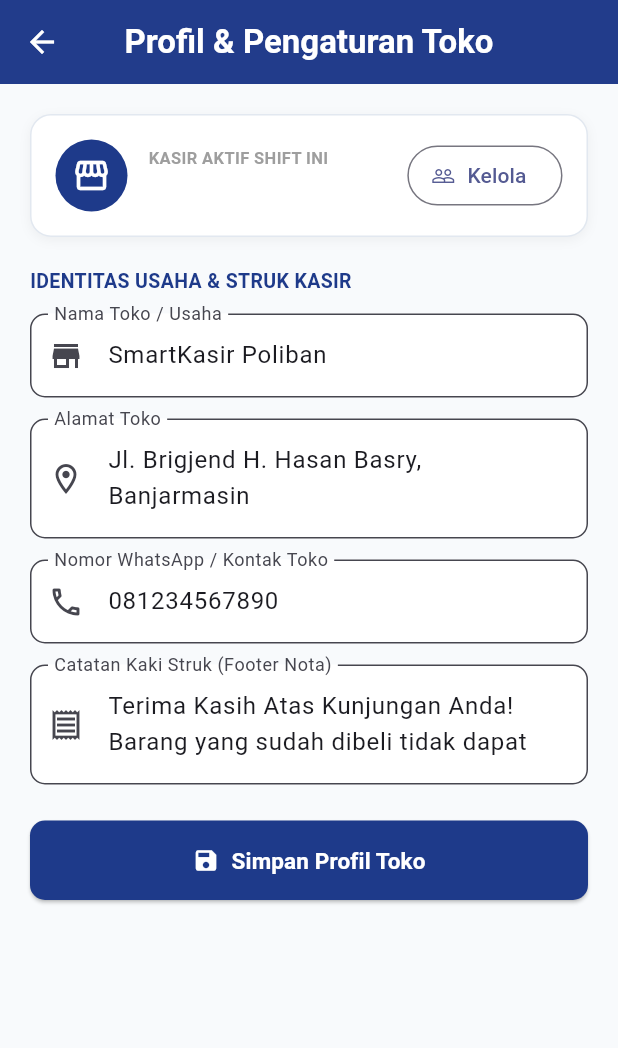
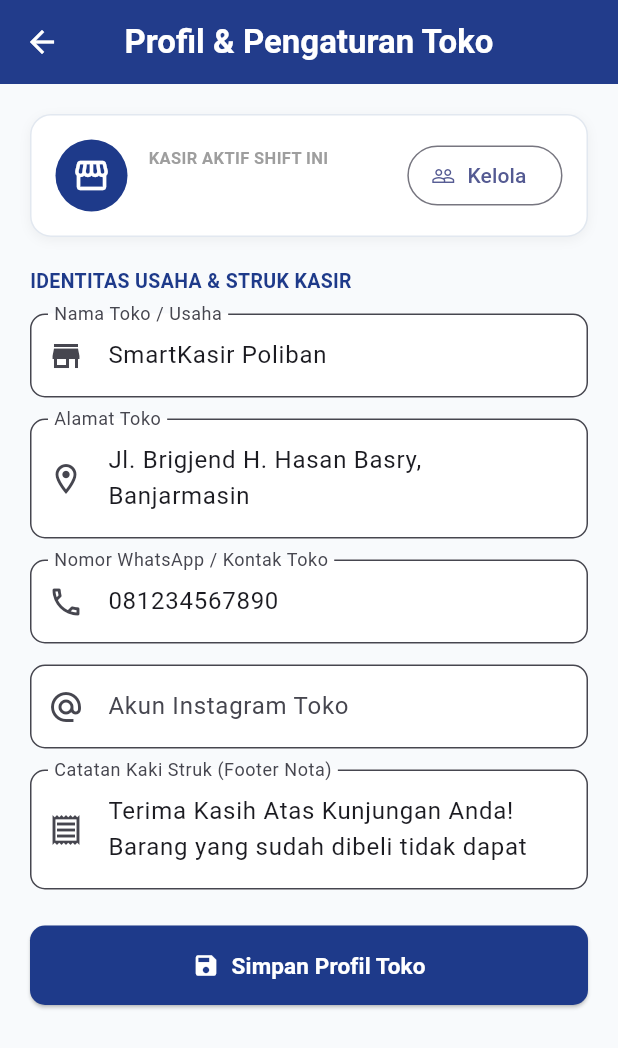
Before and after one commit to tsurayaaqila-collab/smartkasir_app-e030424088-1--Tsuraya-Aqila-Mulya, a Flutter app: the ProfilTokoPage screen opened directly, on a phone screen of 412 x 824 dp. Shown: the top 1048 px of the screen. Run offline on Flutter 3.47's test engine with Material 3 defaults, Android fonts, the phone set to English and light mode, and no system bars; our stand-ins replace shared_preferences, sqflite, sqflite_common_ffi, sqflite_common_ffi_web; accounts and stored records are empty.

Commit message:
live tweak

```diff
--- a/lib/pages/kelola_karyawan_page.dart
+++ b/lib/pages/kelola_karyawan_page.dart
@@ -129,6 +129,9 @@ class _KelolaKaryawanPageState extends State<KelolaKaryawanPage> {
     } else if (peran == 'Admin') {
       bg = Colors.blue.shade100;
       fg = Colors.blue.shade900;
+    } else if (peran == 'Supervisor') {
+      bg = Colors.purple.shade100;
+      fg = Colors.purple.shade900;
     } else {
       bg = Colors.green.shade100;
       fg = Colors.green.shade900;
--- a/lib/pages/profil_toko_page.dart
+++ b/lib/pages/profil_toko_page.dart
@@ -18,6 +18,7 @@ class _ProfilTokoPageState extends State<ProfilTokoPage> {
   final _namaTokoController = TextEditingController();
   final _alamatController = TextEditingController();
   final _noWaController = TextEditingController();
+  final _igController = TextEditingController();
   final _footerController = TextEditingController();
 
   // Status visual tombol simpan
@@ -37,6 +38,7 @@ class _ProfilTokoPageState extends State<ProfilTokoPage> {
     _namaTokoController.dispose();
     _alamatController.dispose();
     _noWaController.dispose();
+    _igController.dispose();
     _footerController.dispose();
     super.dispose();
   }
@@ -51,6 +53,7 @@ class _ProfilTokoPageState extends State<ProfilTokoPage> {
           prefs.getString('alamat_toko') ??
           'Jl. Brigjend H. Hasan Basry, Banjarmasin';
       _noWaController.text = prefs.getString('no_wa') ?? '081234567890';
+      _igController.text = prefs.getString('ig_toko') ?? '';
       _footerController.text = prefs.getString('footer_struk') ?? 'Terima Kasih Atas Kunjungan Anda! Barang yang sudah dibeli tidak dapat ditukar.';
       _activeCashierName =
           prefs.getString('active_cashier_name') ?? 'Belum Ditentukan';
@@ -64,6 +67,7 @@ class _ProfilTokoPageState extends State<ProfilTokoPage> {
     await prefs.setString('nama_toko', _namaTokoController.text.trim());
     await prefs.setString('alamat_toko', _alamatController.text.trim());
     await prefs.setString('no_wa', _noWaController.text.trim());
+    await prefs.setString('ig_toko', _igController.text.trim());
     await prefs.setString('footer_struk', _footerController.text.trim());
     setState(() => _sedangMenyimpan = false);
     if (!mounted) return;
@@ -218,6 +222,20 @@ class _ProfilTokoPageState extends State<ProfilTokoPage> {
             ),
             const SizedBox(height: 14),
 
+            // 4. AKUN INSTAGRAM TOKO (BARU)
+            TextFormField(
+              controller: _igController,
+              decoration: InputDecoration(
+                labelText: 'Akun Instagram Toko',
+                hintText: 'Contoh: @nama_toko',
+                prefixIcon: const Icon(Icons.alternate_email),
+                border: OutlineInputBorder(borderRadius: BorderRadius.circular(10)),
+                filled: true,
+                fillColor: Colors.white,
+              ),
+            ),
+            const SizedBox(height: 14),
+
             // 4. CATATAN KAKI STRUK (FOOTER RECEIPT)
             TextFormField(
               controller: _footerController,
```
Also changed, not shown: lib/pages/form_karyawan_page.dart (+5 -5 lines).
